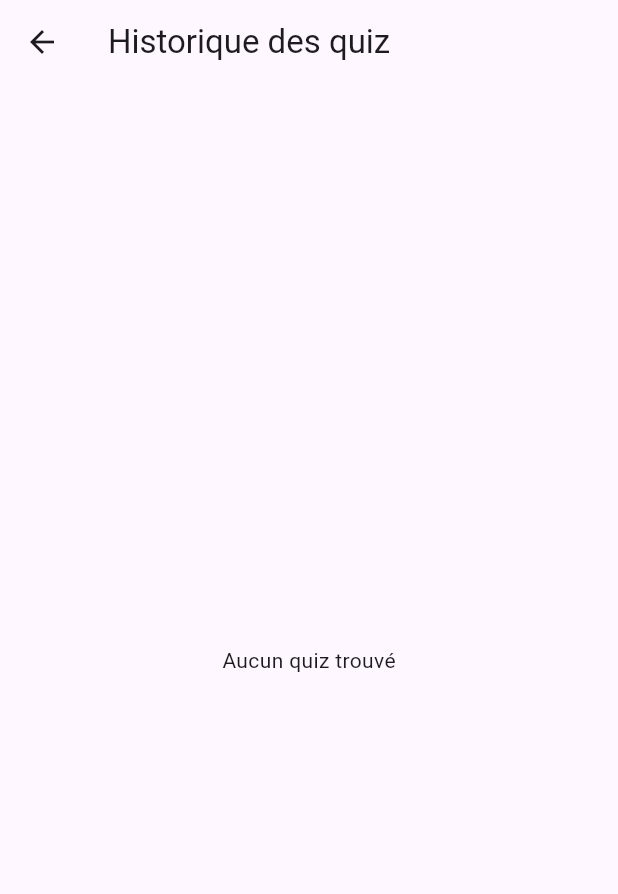
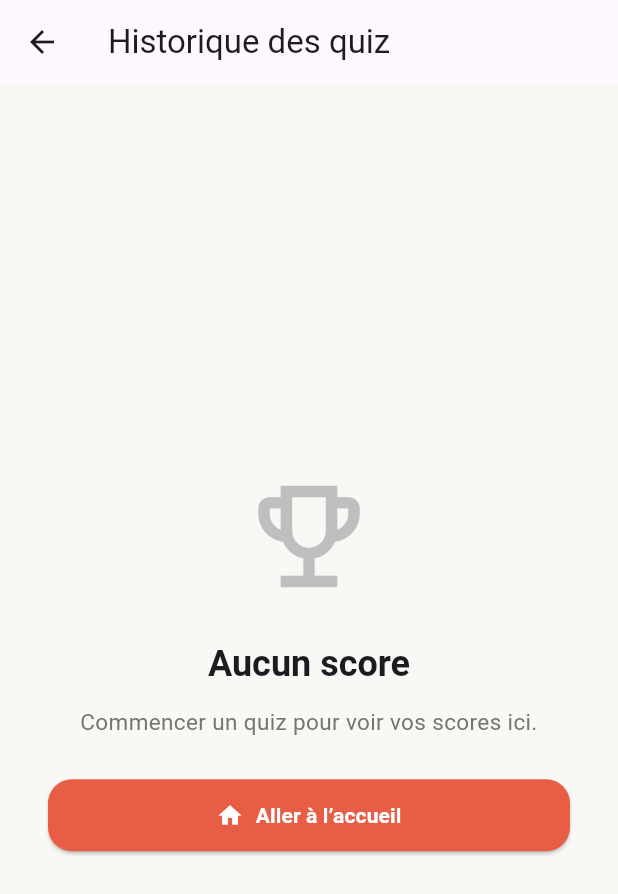
Before and after one commit to Morgane03/Flutter_Quiz, a Flutter app: the QuizHistoryScreen screen opened directly, on a phone screen of 412 x 824 dp. Shown: the top 894 px of the screen. Run offline on Flutter 3.47's test engine with Material 3 defaults, Android fonts, the phone set to English and light mode, and no system bars; our stand-ins replace flutter_dotenv, shared_preferences; accounts and stored records are empty; network calls fail.

Commit message:
vue si pas de score

```diff
--- a/lib/models/quiz_question.dart
+++ b/lib/models/quiz_question.dart
@@ -1,5 +1,3 @@
-import 'quiz_theme.dart';
-
 /// modèle pour une question de quiz
 class QuizQuestion {
   final int id;
--- a/lib/screens/quiz_history_screen.dart
+++ b/lib/screens/quiz_history_screen.dart
@@ -3,6 +3,8 @@ import 'package:shared_preferences/shared_preferences.dart';
 
 import '../services/home_service.dart';
 import '../widgets/quiz_card.dart';
+import '../widgets/empty_quiz_history.dart';
+import '../assets/const/color.dart';
 
 class QuizHistoryScreen extends StatefulWidget {
   const QuizHistoryScreen({super.key});
@@ -66,13 +68,16 @@ class _QuizHistoryScreenState extends State<QuizHistoryScreen> {
   @override
   Widget build(BuildContext context) {
     return Scaffold(
-      appBar: AppBar(
-        title: const Text("Historique des quiz"),
-      ),
+      backgroundColor: lightSable,
+      appBar: AppBar(title: const Text("Historique des quiz")),
       body: loading
           ? const Center(child: CircularProgressIndicator())
           : quizzes.isEmpty
-              ? const Center(child: Text("Aucun quiz trouvé"))
+          ? EmptyQuizHistory(
+              onGoHome: () {
+                Navigator.pop(context);
+              },
+            )
           : ListView.builder(
               padding: const EdgeInsets.all(16),
               itemCount: quizzes.length,
@@ -84,8 +89,7 @@ class _QuizHistoryScreenState extends State<QuizHistoryScreen> {
                   title: theme?["label"] ?? "Quiz",
                   subtitle:
                       "Score : ${quiz["final_score"] ?? 0} • ${timeAgo(quiz["created_at"])}",
-                      onPressed: () {
-                      },
+                  onPressed: () {},
                 );
               },
             ),
--- a/lib/services/quiz_service.dart
+++ b/lib/services/quiz_service.dart
@@ -38,7 +38,7 @@ class QuizService {
     throw Exception("Erreur chargement questions");
   }
 
-  /// START QUIZ (FIX RANDOM PROPRE)
+  /// Démarre un quiz pour un thème donné (ou aléatoire si themeId est null) et retourne l'id du quiz créé
   Future<int> startQuiz(int? themeId) async {
     final prefs = await SharedPreferences.getInstance();
     final token = prefs.getString('token');
--- /dev/null
+++ b/lib/widgets/empty_quiz_history.dart
@@ -0,0 +1,82 @@
+import 'package:flutter/material.dart';
+
+import '../assets/const/color.dart';
+
+class EmptyQuizHistory extends StatelessWidget {
+  final VoidCallback onGoHome;
+
+  const EmptyQuizHistory({
+    super.key,
+    required this.onGoHome,
+  });
+
+  @override
+  Widget build(BuildContext context) {
+    return Center(
+      child: Padding(
+
+        padding: const EdgeInsets.symmetric(horizontal: 32),
+        child: Column(
+          mainAxisAlignment: MainAxisAlignment.center,
+          children: [
+             Icon(
+              Icons.emoji_events_outlined,
+              size: 90,
+              color: darkGrey,
+            ),
+
+            const SizedBox(height: 24),
+
+            Text(
+              "Aucun score",
+              style: Theme.of(context).textTheme.headlineSmall?.copyWith(
+                    fontWeight: FontWeight.bold,
+                  ),
+            ),
+
+            const SizedBox(height: 12),
+
+            Text(
+              "Commencer un quiz pour voir vos scores ici.",
+              textAlign: TextAlign.center,
+              style: TextStyle(
+                color: Colors.grey[600],
+                fontSize: 15,
+              ),
+            ),
+
+            const SizedBox(height: 28),
+
+            SizedBox(
+              width: double.infinity,
+              child: ElevatedButton(
+                onPressed: onGoHome,
+                style: ElevatedButton.styleFrom(
+                  backgroundColor: orange,
+                  padding: const EdgeInsets.symmetric(vertical: 14),
+                  shape: RoundedRectangleBorder(
+                    borderRadius: BorderRadius.circular(16),
+                  ),
+                ),
+                child: Row(
+                  mainAxisAlignment: MainAxisAlignment.center,
+                  children: [
+                    Icon(Icons.home, size: 18, color: Colors.white),
+                    const SizedBox(width: 8),
+                    const Text(
+                      "Aller à l’accueil",
+                      style: TextStyle(
+                        color: Colors.white,
+                        fontWeight: FontWeight.bold,
+                      ),
+                    ),
+                  ],
+                ),
+              ),
+            ),
+          ],
+        ),
+      ),
+    );
+  }
+}
```
Lines whose indentation alone changed are shown as unchanged.
